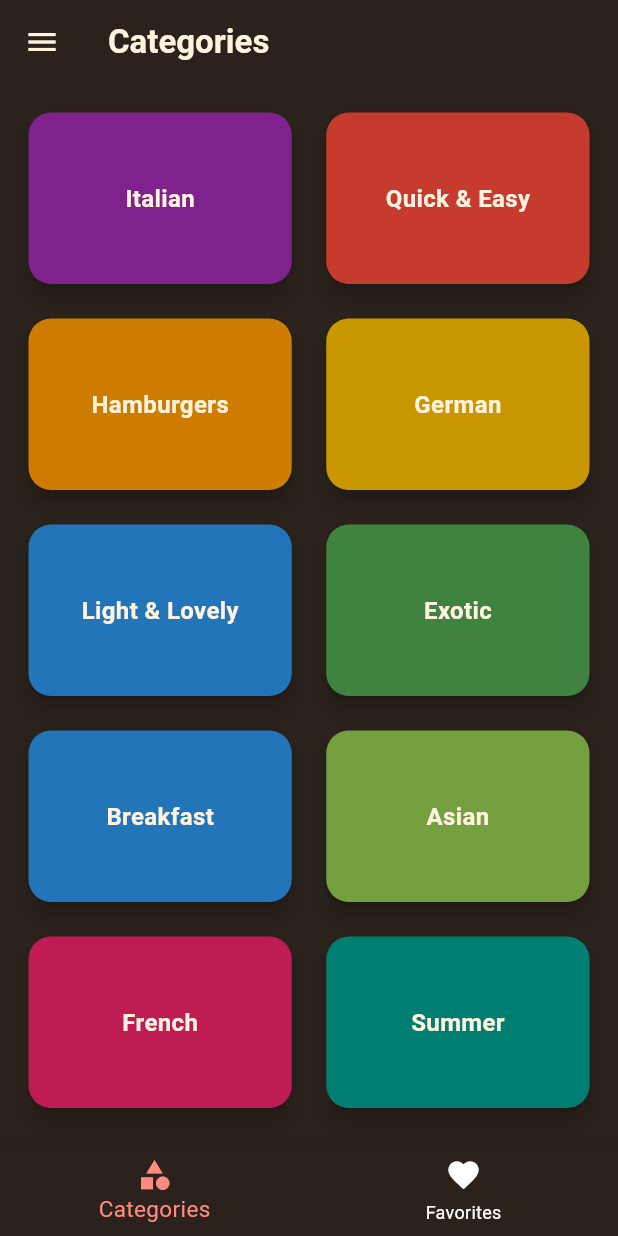
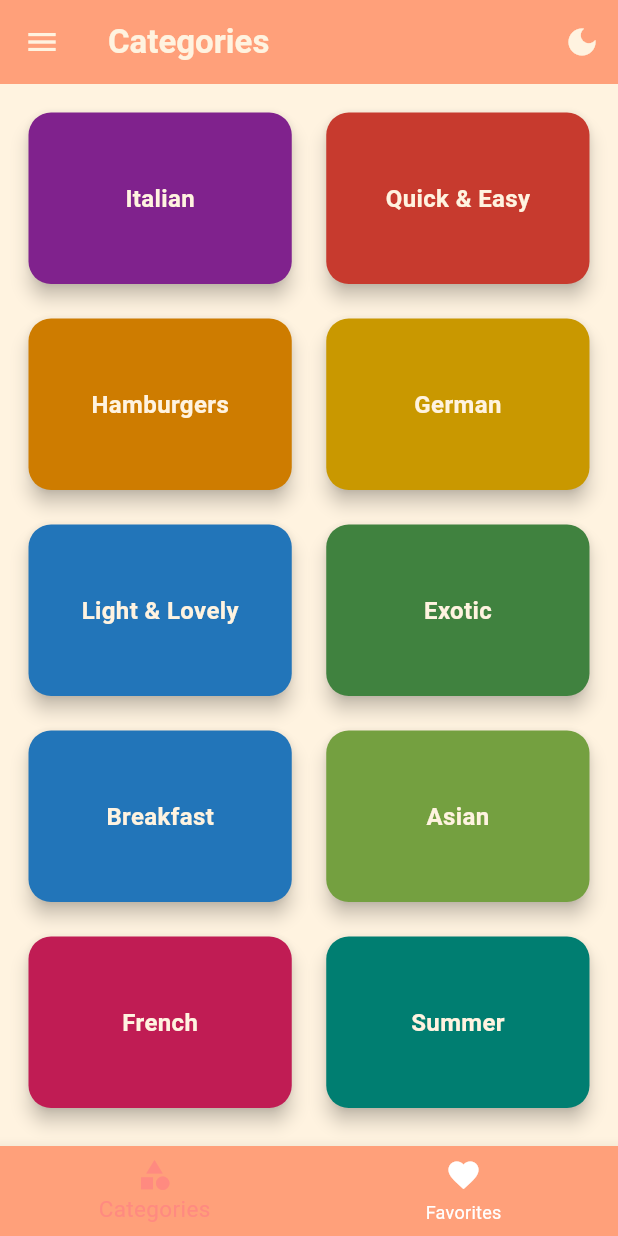
Before and after one commit to ayankhan1250/Menu-Card, a Flutter app: the screen it shows after launch, on a phone screen of 412 x 824 dp. Run offline on Flutter 3.47's test engine with Material 3 defaults, Android fonts, the phone set to English and light mode, and no system bars; our stand-ins replace get.

Commit message:
Theme Change Feature

```diff
--- a/menu_card/lib/main.dart
+++ b/menu_card/lib/main.dart
@@ -7,14 +7,50 @@ void main() {
   runApp( MyApp());
 }
 
-class MyApp extends StatelessWidget {
-   const MyApp({super.key});
+class MyApp extends StatefulWidget {
+    const MyApp({super.key});
+
+  @override
+  State<MyApp> createState() => _MyAppState();
+}
+
+class _MyAppState extends State<MyApp> {
+    ThemeMode themeMode=ThemeMode.system;
+
+   void toggleTheme(){
+     setState(() {
+       themeMode=(themeMode==ThemeMode.dark)?ThemeMode.light:ThemeMode.dark;
+     });
+   }
 
   @override
   Widget build(BuildContext context) {
     return GetMaterialApp(
       debugShowCheckedModeBanner: false,
       theme: ThemeData(
+        primaryColor: const Color(0xFFFFE4B5),
+        scaffoldBackgroundColor: const Color(0xFFFFF3E0),
+        listTileTheme: const ListTileThemeData(
+          textColor: Color(0xFF8B4513),
+        ),
+        textTheme: const TextTheme(
+          bodyLarge: TextStyle(color: Color(0xFF8B4513)),
+          bodyMedium: TextStyle(color: Color(0xFFFFF3E0)),
+          displayLarge: TextStyle(color: Color(0xFF6e3200)),
+          titleLarge: TextStyle(color: Color(0xFF2b221c)),
+          bodySmall: TextStyle(color: Color(0xFFFF7043))
+        ),
+        appBarTheme: const AppBarTheme(
+          backgroundColor: Color(0xFFFFA07A),
+          foregroundColor: Color(0xFFFFF3E0),
+        ),
+        bottomNavigationBarTheme: const BottomNavigationBarThemeData(
+            backgroundColor: Color(0xFFFFA07A),
+          unselectedIconTheme: IconThemeData()
+        ),
+
+      ),
+      darkTheme: ThemeData(
         primaryColor: const Color(0xFF2b221c),
         scaffoldBackgroundColor: const Color(0xFF2b221c),
         listTileTheme: const ListTileThemeData(
@@ -30,13 +66,15 @@ class MyApp extends StatelessWidget {
         ),
         bottomNavigationBarTheme: const BottomNavigationBarThemeData(backgroundColor:  Color(0xFF2b221c)),
       ),
+      themeMode: themeMode,
        home:
       MyHomePage( filters: {
         'glutenFree': false,
         'lactoseFree': false,
         'vegetarian': false,
         'vegan': false,
-      },),
+      },
+        toggleTheme: toggleTheme,),
     );
   }
 }
--- a/menu_card/lib/screens/filter_page.dart
+++ b/menu_card/lib/screens/filter_page.dart
@@ -15,7 +15,12 @@ class _FilterScreenState extends State<FilterScreen> {
   static bool isLactoseFree = false;
   static bool isVegetarian = false;
   static bool isVegan = false;
-
+ThemeMode themeMode=ThemeMode.system;
+  void toggleTheme(){
+    setState(() {
+      themeMode=(themeMode==ThemeMode.dark)?ThemeMode.light:ThemeMode.dark;
+    });
+  }
   @override
   Widget build(BuildContext context) {
     return Scaffold(
@@ -27,7 +32,8 @@ class _FilterScreenState extends State<FilterScreen> {
               'lactoseFree': isLactoseFree,
               'vegetarian': isVegetarian,
               'vegan': isVegan,
-            },));
+            },
+              toggleTheme: toggleTheme,));
           },
           icon: Icon(Icons.arrow_back),
         ),
--- a/menu_card/lib/screens/my_home_page.dart
+++ b/menu_card/lib/screens/my_home_page.dart
@@ -7,7 +7,8 @@ import 'favorite_page.dart';
 
 class MyHomePage extends StatefulWidget {
   final Map<String,bool> filters;
-  const MyHomePage({super.key, required this.filters,});
+  final Function toggleTheme;
+  const MyHomePage({super.key, required this.filters, required this.toggleTheme,});
   @override
 
   State<MyHomePage> createState() => _MyHomePageState();
@@ -15,6 +16,7 @@ class MyHomePage extends StatefulWidget {
 List<Meals> favorites = [];
 class _MyHomePageState extends State<MyHomePage> {
   var bottomIndex = 0;
+  bool isDark=false;
   final PageController pageController=PageController();
   List<String> title = ["Categories", "Your Favorites"];
   final List<Meals> favorites=[];
@@ -43,7 +45,6 @@ class _MyHomePageState extends State<MyHomePage> {
       }
     });
   }
-
   @override
   Widget build(BuildContext context) {
     return Scaffold(
@@ -53,6 +54,17 @@ class _MyHomePageState extends State<MyHomePage> {
           title[bottomIndex],
           style: const TextStyle(fontWeight: FontWeight.w600,),
         ),
+        actions: [
+          IconButton(
+              onPressed: (){
+                setState(() {
+                  isDark=!isDark;
+                  widget.toggleTheme();
+                });
+              },
+              icon: isDark?Icon(Icons.light_mode):Icon(Icons.dark_mode)
+          )
+        ],
       ),
       bottomNavigationBar: BottomNavigationBar(
         onTap: (index) {
```
